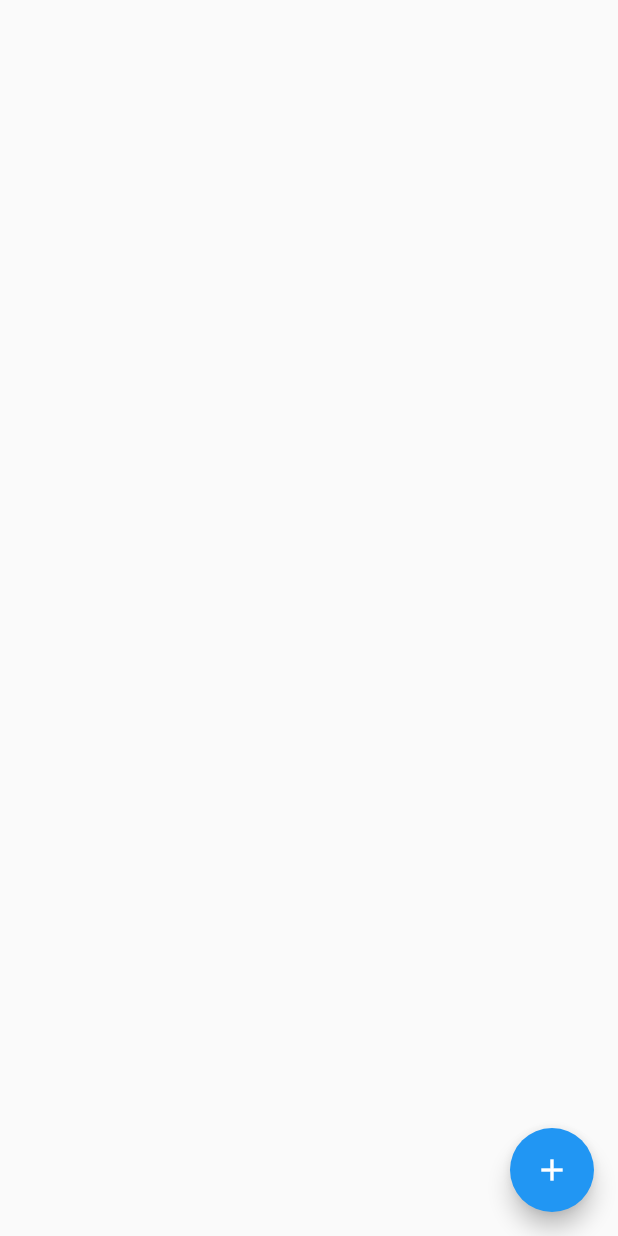
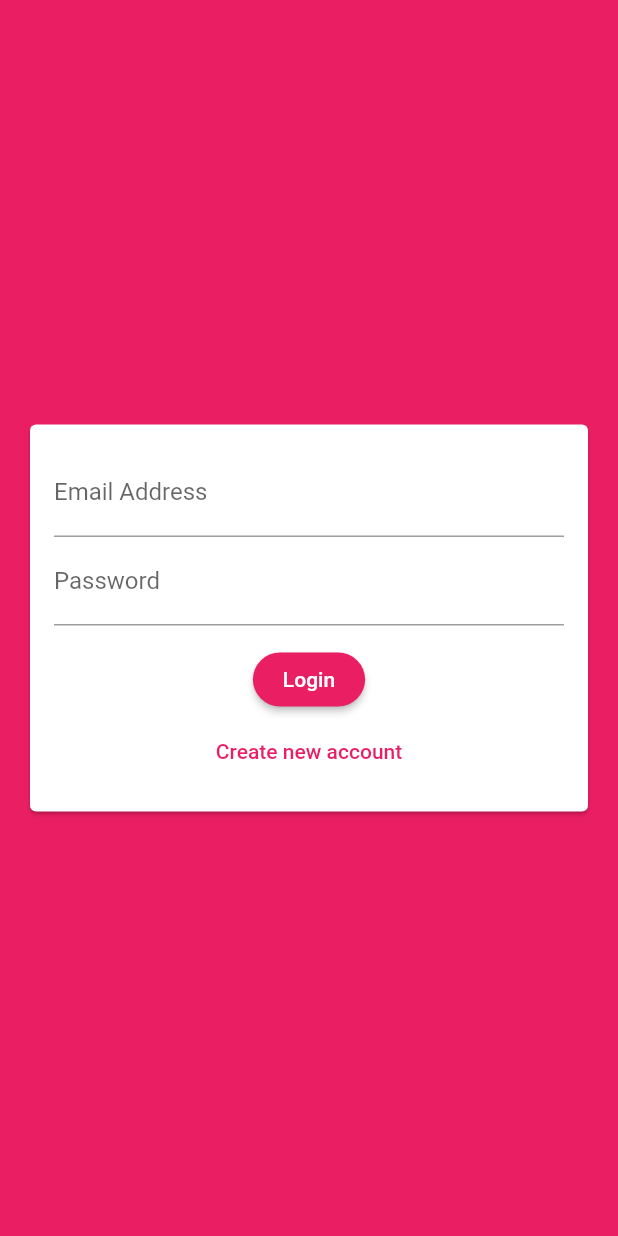
Before and after one commit to saad128/flutter_chat_app, a Flutter app: the screen it shows after launch, on a phone screen of 412 x 824 dp. Run offline on Flutter 3.47's test engine with Material 2 defaults, Android fonts, the phone set to English and light mode, and no system bars; our stand-ins replace cloud_firestore, firebase_auth, firebase_core; accounts and stored records are empty.

Commit message:
module 14 first half

```diff
--- a/lib/main.dart
+++ b/lib/main.dart
@@ -1,5 +1,7 @@
+import 'package:firebase_auth/firebase_auth.dart';
 import 'package:firebase_core/firebase_core.dart';
 import 'package:flutter/material.dart';
+import 'package:flutter_chat_app/screens/auth_screen.dart';
 import './screens/chat_screen.dart';
 
 void main() async {
@@ -15,9 +17,26 @@ class MyApp extends StatelessWidget {
       debugShowCheckedModeBanner: false,
       title: 'Flutter Chat',
       theme: ThemeData(
-        primarySwatch: Colors.blue,
+        primarySwatch: Colors.pink,
+        backgroundColor: Colors.pink,
+        accentColor: Colors.deepPurple,
+        accentColorBrightness: Brightness.dark,
+        buttonTheme: ButtonTheme.of(context).copyWith(
+          buttonColor: Colors.pink,
+          textTheme: ButtonTextTheme.primary,
+          shape:
+              RoundedRectangleBorder(borderRadius: BorderRadius.circular(50)),
+        ),
       ),
-      home: ChatScreen(),
+      home: StreamBuilder(
+        stream: FirebaseAuth.instance.authStateChanges(),
+        builder: (ctx, userSnapshot) {
+          if (userSnapshot.hasData) {
+            return ChatScreen();
+          }
+          return AuthScreen();
+        },
+      ),
     );
   }
 }
--- a/lib/screens/auth_screen.dart
+++ b/lib/screens/auth_screen.dart
@@ -0,0 +1,79 @@
+import 'package:cloud_firestore/cloud_firestore.dart';
+import 'package:firebase_auth/firebase_auth.dart';
+import 'package:flutter/material.dart';
+import 'package:flutter/services.dart';
+import 'package:flutter_chat_app/widgets/auth/auth_form.dart';
+
+class AuthScreen extends StatefulWidget {
+  @override
+  _AuthScreenState createState() => _AuthScreenState();
+}
+
+class _AuthScreenState extends State<AuthScreen> {
+  final _auth = FirebaseAuth.instance;
+
+  var _isLoading = false;
+
+  void _submitAuthForm(
+    String email,
+    String userName,
+    String password,
+    bool isLogin,
+    BuildContext ctx,
+  ) async {
+    UserCredential userCredential;
+    try {
+      setState(() {
+        _isLoading = true;
+      });
+      if (isLogin) {
+        userCredential = await _auth.signInWithEmailAndPassword(
+          email: email,
+          password: password,
+        );
+      } else {
+        userCredential = await _auth.createUserWithEmailAndPassword(
+          email: email,
+          password: password,
+        );
+        await FirebaseFirestore.instance
+            .collection('users')
+            .doc(userCredential.user.uid)
+            .set({
+          'username': userName,
+          'email': email,
+        });
+      }
+    } on PlatformException catch (err) {
+      var message = 'An error occurred, please check your credentials';
+      if (err.message != null) {
+        message = err.message;
+      }
+      ScaffoldMessenger.of(ctx).showSnackBar(
+        SnackBar(
+          content: Text(message),
+          backgroundColor: Theme.of(ctx).errorColor,
+        ),
+      );
+      setState(() {
+        _isLoading = false;
+      });
+    } catch (err) {
+      print(err);
+      setState(() {
+        _isLoading = false;
+      });
+    }
+  }
+
+  @override
+  Widget build(BuildContext context) {
+    return Scaffold(
+      backgroundColor: Theme.of(context).primaryColor,
+      body: AuthForm(
+        _submitAuthForm,
+        _isLoading,
+      ),
+    );
+  }
+}
--- /dev/null
+++ b/lib/widgets/auth/auth_form.dart
@@ -0,0 +1,142 @@
+import 'package:flutter/material.dart';
+
+class AuthForm extends StatefulWidget {
+  AuthForm(
+    this.submitFn,
+    this.isLoading,
+  );
+
+  final bool isLoading;
+  final void Function(
+    String email,
+    String userName,
+    String password,
+    bool isLogin,
+    BuildContext ctx,
+  ) submitFn;
+
+  @override
+  _AuthFormState createState() => _AuthFormState();
+}
+
+class _AuthFormState extends State<AuthForm> {
+  final _formKey = GlobalKey<FormState>();
+  var _isLogin = true;
+
+  var _userEmail = '';
+  var _userName = '';
+  var _userPassword = '';
+
+  void _trySubmit() {
+    final isValid = _formKey.currentState.validate();
+    FocusScope.of(context).unfocus();
+    if (isValid) {
+      _formKey.currentState.save();
+      widget.submitFn(
+        _userEmail.trim(),
+        _userName.trim(),
+        _userPassword.trim(),
+        _isLogin,
+        context,
+      );
+    }
+  }
+
+  @override
+  Widget build(BuildContext context) {
+    return Center(
+      child: Card(
+        margin: EdgeInsets.all(20.0),
+        child: SingleChildScrollView(
+          child: Padding(
+            padding: const EdgeInsets.all(16.0),
+            child: Form(
+              key: _formKey,
+              child: Column(
+                mainAxisSize: MainAxisSize.min,
+                children: [
+                  TextFormField(
+                    key: ValueKey('email'),
+                    validator: (value) {
+                      if (value.isEmpty || !value.contains('@')) {
+                        return 'Please enter a valid email';
+                      }
+                      return null;
+                    },
+                    keyboardType: TextInputType.emailAddress,
+                    decoration: InputDecoration(labelText: 'Email Address'),
+                    onSaved: (value) {
+                      _userEmail = value;
+                    },
+                  ),
+                  if (!_isLogin)
+                    TextFormField(
+                      key: ValueKey('username'),
+                      validator: (value) {
+                        if (value.isEmpty || value.length < 4) {
+                          return 'Please enter at least 4 character!';
+                        }
+                        return null;
+                      },
+                      keyboardType: TextInputType.text,
+                      decoration: InputDecoration(labelText: 'Username'),
+                      onSaved: (value) {
+                        _userName = value;
+                      },
+                    ),
+                  TextFormField(
+                    key: ValueKey('password'),
+                    validator: (value) {
+                      if (value.isEmpty || value.length < 7) {
+                        return 'Password must be at least 7 character long!';
+                      }
+                      return null;
+                    },
+                    keyboardType: TextInputType.visiblePassword,
+                    decoration: InputDecoration(
+                      labelText: 'Password',
+                    ),
+                    obscureText: true,
+                    onSaved: (value) {
+                      _userPassword = value;
+                    },
+                  ),
+                  SizedBox(
+                    height: 12.0,
+                  ),
+                  if(widget.isLoading)
+                    CircularProgressIndicator(),
+                  if(!widget.isLoading)
+                  ElevatedButton(
+                    child: Text(_isLogin ? 'Login' : 'Signup'),
+                    onPressed: _trySubmit,
+                    style: ElevatedButton.styleFrom(
+                      primary: Colors.pink,
+                      onPrimary: Colors.white,
+                      padding: EdgeInsets.symmetric(horizontal: 20),
+                      shape: StadiumBorder(),
+                    ),
+                  ),
+                  if(!widget.isLoading)
+                    TextButton(
+                    onPressed: () {
+                      setState(() {
+                        _isLogin = !_isLogin;
+                      });
+                    },
+                    child: Text(_isLogin
+                        ? 'Create new account'
+                        : 'I already have an account'),
+                    style: TextButton.styleFrom(
+                      primary: Theme.of(context).primaryColor,
+                    ),
+                  ),
+                ],
+              ),
+            ),
+          ),
+        ),
+      ),
+    );
+  }
+}
--- a/pubspec.yaml
+++ b/pubspec.yaml
@@ -30,6 +30,7 @@ dependencies:
   # Use with the CupertinoIcons class for iOS style icons.
   cupertino_icons: ^1.0.2
   cloud_firestore: ^1.0.3
+  firebase_auth: ^1.0.1
 
 dev_dependencies:
   flutter_test:
```
Also changed, not shown: lib/screens/chat_screen.dart (+41 -3 lines), pubspec.lock.
